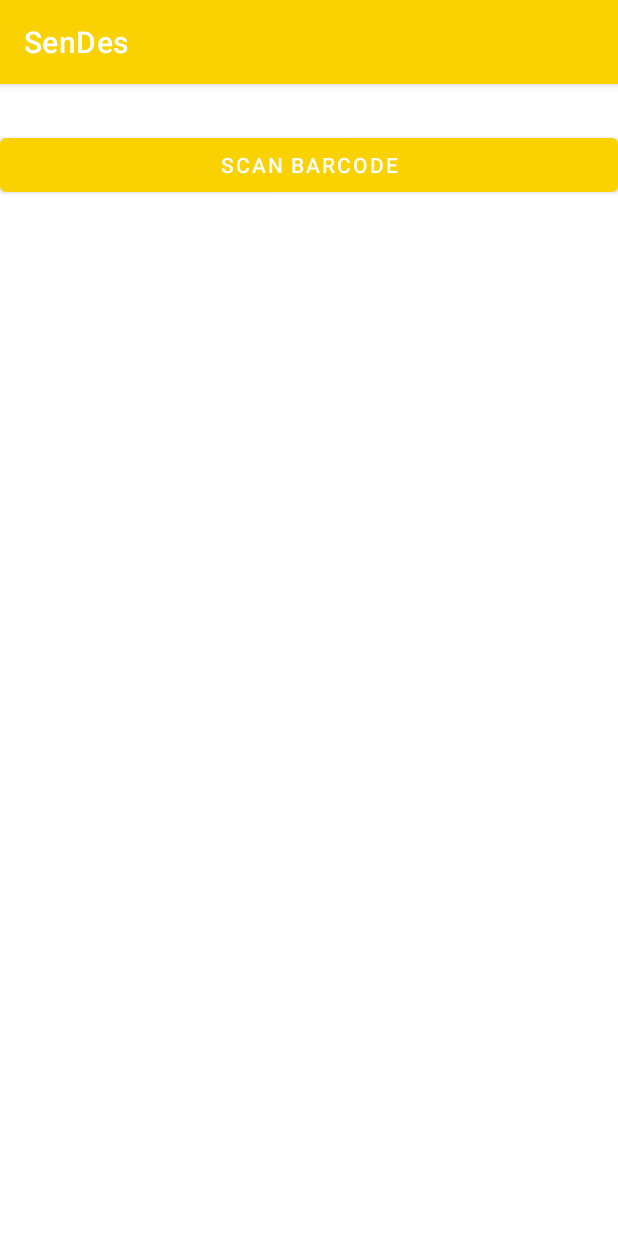
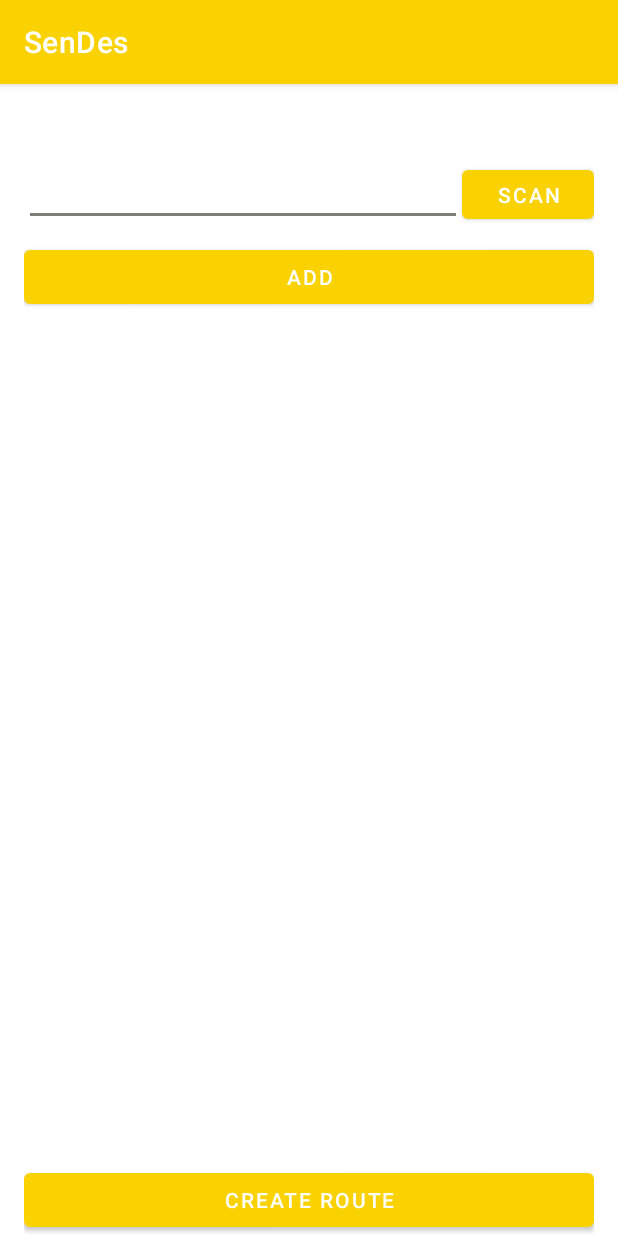
Before and after one commit to akalem1453/seniorDes, an Android app: the addroute screen opened directly, with no data from a screen before it, on a phone screen of 412 x 824 dp. Run offline under Robolectric (Android 15) with nearby library versions, the phone set to English and light mode, and no system bars; our stand-ins replace Firebase (no records; nobody signed in at launch, a user with empty details on screens opened directly); libraries missing offline, so code that uses them is left out: com.google.mlkit.vision, com.google.zxing.integration.

Commit message:
Creating routes added

```diff
--- a/app/build.gradle
+++ b/app/build.gradle
@@ -40,6 +40,9 @@ dependencies {
     androidTestImplementation 'androidx.test.ext:junit:1.1.2'
     androidTestImplementation 'androidx.test.espresso:espresso-core:3.3.0'
     implementation 'com.google.mlkit:barcode-scanning:16.0.3'
+    implementation 'com.journeyapps:zxing-android-embedded:3.6.0'
+
+
 
 
     implementation 'com.wonderkiln:camerakit:0.13.1'
--- /dev/null
+++ b/app/src/main/java/com/example/sendes/ExampleAdapter.java
@@ -0,0 +1,52 @@
+package com.example.sendes;
+
+import android.view.LayoutInflater;
+import android.view.View;
+import android.view.ViewGroup;
+import android.widget.TextView;
+
+import androidx.annotation.NonNull;
+import androidx.recyclerview.widget.RecyclerView;
+
+import java.util.ArrayList;
+
+public class ExampleAdapter extends RecyclerView.Adapter<ExampleAdapter.ExampleViewHolder> {
+    private ArrayList<ExampleItem> mExampleList;
+
+    public static class ExampleViewHolder extends RecyclerView.ViewHolder{
+        public TextView mTextView1;
+        public TextView mTextView2;
+
+        public ExampleViewHolder(@NonNull View itemView) {
+            super(itemView);
+            mTextView1 = itemView.findViewById(R.id.textView1);
+            mTextView2 = itemView.findViewById(R.id.textView2);
+        }
+    }
+
+    public ExampleAdapter(ArrayList<ExampleItem> exampleList){
+        mExampleList = exampleList;
+    }
+
+    @NonNull
+    @Override
+    public ExampleViewHolder onCreateViewHolder(@NonNull ViewGroup parent, int viewType) {
+        View v = LayoutInflater.from(parent.getContext()).inflate(R.layout.example_item, parent, false);
+        ExampleViewHolder evh = new ExampleViewHolder(v);
+        return evh;
+    }
+
+    @Override
+    public void onBindViewHolder(@NonNull ExampleViewHolder holder, int position) {
+        ExampleItem currentItem = mExampleList.get(position);
+
+        holder.mTextView1.setText(currentItem.getmText1());
+        holder.mTextView2.setText(currentItem.getmText2());
+
+    }
+
+    @Override
+    public int getItemCount() {
+        return mExampleList.size();
+    }
+}
--- a/app/src/main/java/com/example/sendes/addroute.java
+++ b/app/src/main/java/com/example/sendes/addroute.java
@@ -1,10 +1,20 @@
 package com.example.sendes;
 
+import androidx.annotation.Nullable;
 import androidx.appcompat.app.AppCompatActivity;
+import androidx.recyclerview.widget.LinearLayoutManager;
+import androidx.recyclerview.widget.RecyclerView;
 
 import android.content.Intent;
 import android.os.Bundle;
 import android.view.View;
+import android.widget.Button;
+import android.widget.TextView;
+
+import com.google.firebase.auth.FirebaseAuth;
+import com.google.firebase.firestore.DocumentReference;
+import com.google.firebase.firestore.FirebaseFirestore;
+import com.google.zxing.integration.android.IntentIntegrator;
 
 import com.google.android.gms.vision.barcode.BarcodeDetector;
 import com.google.mlkit.vision.barcode.Barcode;
@@ -12,17 +22,132 @@ import com.google.mlkit.vision.barcode.BarcodeScanner;
 import com.google.mlkit.vision.barcode.BarcodeScannerOptions;
 import com.google.mlkit.vision.barcode.BarcodeScanning;
 import com.google.mlkit.vision.common.InputImage;
+import com.google.zxing.integration.android.IntentResult;
+
+import java.util.ArrayList;
+import java.util.Arrays;
+import java.util.HashMap;
+import java.util.List;
+import java.util.Map;
 
 public class addroute extends AppCompatActivity {
+    private RecyclerView mRecyclerView;
+    private RecyclerView.Adapter mAdapter;
+    private RecyclerView.LayoutManager mLayoutManager;
+    TextView code;
+    Button scan;
+    Button add_point;
+    Button add_route;
+    public ArrayList<ExampleItem> mExampleList;
+    FirebaseFirestore fStore;
+    FirebaseAuth fAuth;
+    String Uid;
+    String  codeArray[];
+    List<String>  tags;
+
+
+
 
     @Override
     protected void onCreate(Bundle savedInstanceState) {
         super.onCreate(savedInstanceState);
         setContentView(R.layout.activity_addroute);
+
+        code = findViewById(R.id.code);
+        scan = findViewById(R.id.scan_btn);
+        mExampleList = new ArrayList<>();
+
+
+
+        add_point = findViewById(R.id.add_btn);
+        add_point.setOnClickListener(new View.OnClickListener() {
+            @Override
+            public void onClick(View v) {
+                String pointCode;
+                pointCode = code.getText().toString();
+
+                String pointPosition = String.valueOf(mExampleList.size()+1);
+                mExampleList.add(new ExampleItem(pointPosition,pointCode));
+                mAdapter.notifyItemInserted(mExampleList.size()+1);
+
+
+
+            }
+        });
+
+
+
+        mRecyclerView = findViewById(R.id.newroute_recyler);
+        mRecyclerView.setHasFixedSize(true);
+        mLayoutManager = new LinearLayoutManager(this);
+        mAdapter = new ExampleAdapter(mExampleList);
+
+        mRecyclerView.setLayoutManager(mLayoutManager);
+        mRecyclerView.setAdapter(mAdapter);
+
+
+
+
+        add_route = findViewById(R.id.upload_route);
+        add_route.setOnClickListener(new View.OnClickListener() {
+            @Override
+            public void onClick(View v) {
+                fAuth = FirebaseAuth.getInstance();
+                fStore = FirebaseFirestore.getInstance();
+                Uid = fAuth.getCurrentUser().getUid();
+                codeArray = new String[mExampleList.size()];
+
+                for(int i = 0; i <mExampleList.size();i++){
+                    codeArray[i] = mExampleList.get(i).getmText2();
+                }
+                tags = Arrays.asList(codeArray);
+                Map<String, Object> new_route = new HashMap<>();
+                new_route.put("route", tags);
+                 fStore.collection("users").document(Uid).collection("routes").document("route1").set(new_route);
+
+
+
+
+
+
+
+
+            }
+        });
+
+
+
+
+
+
+
+
+
     }
 
-    public void scancode(View view){
-        startActivity(new Intent(getApplicationContext(),scanning.class));
+
+    public void start(View view){
+
+        initScan();
     }
 
+
+    private void initScan(){
+        new IntentIntegrator(this).initiateScan();
+    }
+
+    @Override
+    public void onActivityResult(int requestCode, int resultCode, @Nullable Intent intent) {
+        IntentResult scanResult = IntentIntegrator.parseActivityResult(requestCode, resultCode, intent);
+
+
+        if(scanResult !=null){
+
+            code.setText(scanResult.getContents());
+
+
+        }
+
+        super.onActivityResult(requestCode, resultCode, intent);
+    }
 }
--- a/app/src/main/res/layout/activity_addroute.xml
+++ b/app/src/main/res/layout/activity_addroute.xml
@@ -1,18 +1,66 @@
 <?xml version="1.0" encoding="utf-8"?>
-<androidx.coordinatorlayout.widget.CoordinatorLayout
-    xmlns:android="http://schemas.android.com/apk/res/android"
-    xmlns:app="http://schemas.android.com/apk/res-auto"
-    xmlns:tools="http://schemas.android.com/tools"
+<LinearLayout xmlns:android="http://schemas.android.com/apk/res/android"
     android:layout_width="match_parent"
     android:layout_height="match_parent"
-    tools:context=".addroute">
+    android:paddingLeft="16dp"
+    android:paddingRight="16dp"
+    android:orientation="vertical"
+    android:gravity="center">
+
+    <LinearLayout
+        android:layout_width="match_parent"
+        android:layout_height="wrap_content"
+        android:orientation="horizontal"
+        android:layout_weight="1"
+
+        android:layout_marginTop="50dp">
+
+        <EditText
+            android:layout_width="match_parent"
+            android:layout_height="wrap_content"
+            android:layout_weight="1"
+            android:id="@+id/code"/>
+
+        <Button
+            android:layout_width="wrap_content"
+            android:layout_height="wrap_content"
+            android:id="@+id/scan_btn"
+            android:text="Scan"
+            android:layout_weight="0"
+            android:onClick="start"/>
+    </LinearLayout>
+    <LinearLayout
+        android:layout_width="match_parent"
+        android:layout_height="match_parent"
+        android:orientation="vertical"
+        android:layout_weight="40">
+        <Button
+            android:layout_width="match_parent"
+            android:layout_height="wrap_content"
+            android:layout_marginTop="10dp"
+            android:text="Add"
+
+            android:id="@+id/add_btn"/>
+
+        <androidx.recyclerview.widget.RecyclerView
+            android:id="@+id/newroute_recyler"
+            android:layout_width="match_parent"
+            android:layout_height="fill_parent"
+            android:padding="4dp"
+            android:scrollbars="vertical"/>
+
+
+
+    </LinearLayout>
 
 
     <Button
-        android:id="@+id/button2"
         android:layout_width="match_parent"
         android:layout_height="wrap_content"
-        android:layout_marginTop="30dp"
-        android:onClick="scancode"
-        android:text="Scan Barcode" />
-</androidx.coordinatorlayout.widget.CoordinatorLayout>
+        android:id="@+id/upload_route"
+        android:text="Create Route"/>
+
+
+
+
+</LinearLayout>
--- a/build.gradle
+++ b/build.gradle
@@ -17,6 +17,9 @@ allprojects {
     repositories {
         google()
         jcenter()
+        maven {
+            url "https://maven.google.com"
+        }
     }
 }
 
```
Also changed, not shown: app/src/main/java/com/example/sendes/ExampleItem.java (added, +19 -0 lines), app/src/main/java/com/example/sendes/scanning.java (+15 -2 lines), app/src/main/res/layout/activity_main.xml (+1 -9 lines), app/src/main/res/layout/example_item.xml (added, +36 -0 lines).
